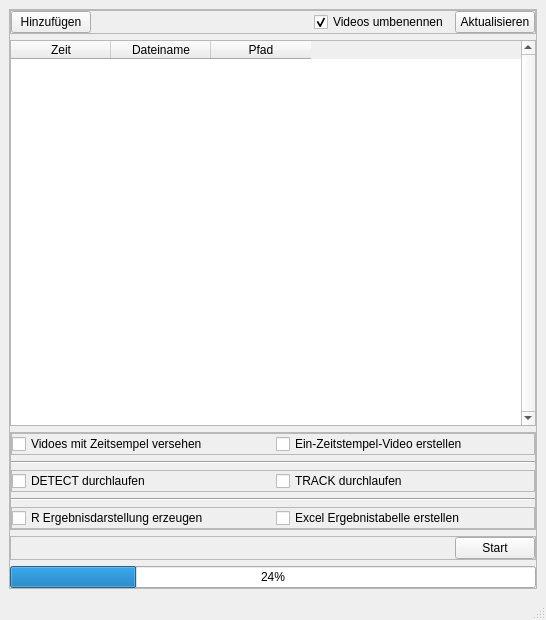
First picture: the form in Entwicklung/mainUi.ui, repository PetersLogistik/AddOn-OpenTrafficCam, before the edit.
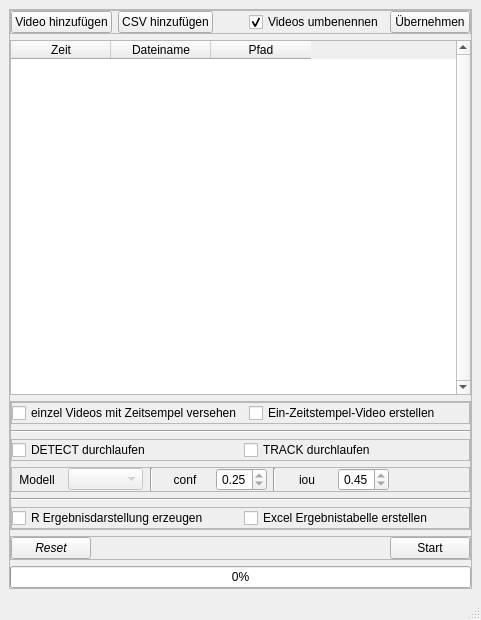
Second picture: the form after the edit. Icons and pictures are not drawn.

Commit message: modified:   Entwicklung/analyse_erfassung.py 	new file:   Entwicklung/main.cmd 	deleted:    Entwicklung/main.py 	modified:   Entwicklung/mainUi.ui 	modified:   Entwicklung/mainUi_ui.py 	new file:   Entwicklung/verarbeitung/video_verarbeitung.py 	modified:   scripts/rename.py

What changed in the file:
```diff
--- a/Entwicklung/mainUi.ui
+++ b/Entwicklung/mainUi.ui
@@ -6,7 +6,7 @@
    <rect>
     <x>0</x>
     <y>0</y>
-    <width>546</width>
+    <width>481</width>
     <height>620</height>
    </rect>
   </property>
@@ -79,7 +79,14 @@
           <item>
            <widget class="QPushButton" name="addButton">
             <property name="text">
-             <string notr="true">Hinzufügen</string>
+             <string notr="true">Video hinzufügen</string>
+            </property>
+           </widget>
+          </item>
+          <item>
+           <widget class="QPushButton" name="addCSVButton">
+            <property name="text">
+             <string notr="true">CSV hinzufügen</string>
             </property>
            </widget>
           </item>
@@ -90,7 +97,7 @@
             </property>
             <property name="sizeHint" stdset="0">
              <size>
-              <width>220</width>
+              <width>30</width>
               <height>20</height>
              </size>
             </property>
@@ -109,7 +116,7 @@
           <item>
            <widget class="QPushButton" name="reloadButton">
             <property name="text">
-             <string notr="true">Aktualisieren</string>
+             <string notr="true">Übernehmen</string>
             </property>
            </widget>
           </item>
@@ -162,6 +169,9 @@
           <enum>QFrame::Shadow::Raised</enum>
          </property>
          <layout class="QVBoxLayout" name="verticalLayout_3">
+          <property name="spacing">
+           <number>6</number>
+          </property>
           <property name="leftMargin">
            <number>0</number>
           </property>
@@ -198,7 +208,10 @@
              <item>
               <widget class="QCheckBox" name="vidoezeitBox">
                <property name="text">
-                <string notr="true">Vidoes mit Zeitsempel versehen</string>
+                <string notr="true">einzel Videos mit Zeitsempel versehen</string>
+               </property>
+               <property name="checkable">
+                <bool>false</bool>
                </property>
               </widget>
              </item>
@@ -207,6 +220,9 @@
                <property name="text">
                 <string notr="true">Ein-Zeitstempel-Video erstellen</string>
                </property>
+               <property name="checkable">
+                <bool>false</bool>
+               </property>
                <property name="checked">
                 <bool>false</bool>
                </property>
@@ -248,6 +264,9 @@
                <property name="text">
                 <string notr="true">DETECT durchlaufen</string>
                </property>
+               <property name="checkable">
+                <bool>false</bool>
+               </property>
               </widget>
              </item>
              <item>
@@ -255,11 +274,215 @@
                <property name="text">
                 <string notr="true">TRACK durchlaufen</string>
                </property>
+               <property name="checkable">
+                <bool>false</bool>
+               </property>
               </widget>
              </item>
             </layout>
            </widget>
           </item>
+          <item>
+           <widget class="QFrame" name="frame">
+            <property name="frameShape">
+             <enum>QFrame::Shape::StyledPanel</enum>
+            </property>
+            <property name="frameShadow">
+             <enum>QFrame::Shadow::Raised</enum>
+            </property>
+            <layout class="QHBoxLayout" name="horizontalLayout_4">
+             <property name="leftMargin">
+              <number>0</number>
+             </property>
+             <property name="topMargin">
+              <number>0</number>
+             </property>
+             <property name="rightMargin">
+              <number>0</number>
+             </property>
+             <property name="bottomMargin">
+              <number>0</number>
+             </property>
+             <item>
+              <widget class="QLabel" name="label">
+               <property name="minimumSize">
+                <size>
+                 <width>50</width>
+                 <height>0</height>
+                </size>
+               </property>
+               <property name="maximumSize">
+                <size>
+                 <width>50</width>
+                 <height>16777215</height>
+                </size>
+               </property>
+               <property name="text">
+                <string notr="true">Modell</string>
+               </property>
+               <property name="alignment">
+                <set>Qt::AlignmentFlag::AlignCenter</set>
+               </property>
+              </widget>
+             </item>
+             <item>
+              <widget class="QComboBox" name="modellBox">
+               <property name="enabled">
+                <bool>false</bool>
+               </property>
+               <property name="minimumSize">
+                <size>
+                 <width>75</width>
+                 <height>0</height>
+                </size>
+               </property>
+               <property name="maximumSize">
+                <size>
+                 <width>16777215</width>
+                 <height>16777215</height>
+                </size>
+               </property>
+               <property name="editable">
+                <bool>false</bool>
+               </property>
+              </widget>
+             </item>
+             <item>
+              <widget class="Line" name="line">
+               <property name="minimumSize">
+                <size>
+                 <width>5</width>
+                 <height>0</height>
+                </size>
+               </property>
+               <property name="orientation">
+                <enum>Qt::Orientation::Vertical</enum>
+               </property>
+              </widget>
+             </item>
+             <item>
+              <widget class="QLabel" name="label_2">
+               <property name="minimumSize">
+                <size>
+                 <width>50</width>
+                 <height>0</height>
+                </size>
+               </property>
+               <property name="maximumSize">
+                <size>
+                 <width>50</width>
+                 <height>16777215</height>
+                </size>
+               </property>
+               <property name="text">
+                <string notr="true">conf</string>
+               </property>
+               <property name="alignment">
+                <set>Qt::AlignmentFlag::AlignCenter</set>
+               </property>
+              </widget>
+             </item>
+             <item>
+              <widget class="QDoubleSpinBox" name="confSpinBox">
+               <property name="enabled">
+                <bool>true</bool>
+               </property>
+               <property name="maximumSize">
+                <size>
+                 <width>60</width>
+                 <height>16777215</height>
+                </size>
+               </property>
+               <property name="alignment">
+                <set>Qt::AlignmentFlag::AlignCenter</set>
+               </property>
+               <property name="readOnly">
+                <bool>true</bool>
+               </property>
+               <property name="maximum">
+                <double>1.000000000000000</double>
+               </property>
+               <property name="singleStep">
+                <double>0.010000000000000</double>
+               </property>
+               <property name="value">
+                <double>0.250000000000000</double>
+               </property>
+              </widget>
+             </item>
+             <item>
+              <widget class="Line" name="line_3">
+               <property name="orientation">
+                <enum>Qt::Orientation::Vertical</enum>
+               </property>
+              </widget>
+             </item>
+             <item>
+              <widget class="QLabel" name="label_3">
+               <property name="minimumSize">
+                <size>
+                 <width>50</width>
+                 <height>0</height>
+                </size>
+               </property>
+               <property name="maximumSize">
+                <size>
+                 <width>50</width>
+                 <height>16777215</height>
+                </size>
+               </property>
+               <property name="text">
+                <string notr="true">iou</string>
+               </property>
+               <property name="alignment">
+                <set>Qt::AlignmentFlag::AlignCenter</set>
+               </property>
+              </widget>
+             </item>
+             <item>
+              <widget class="QDoubleSpinBox" name="iouSpinBox">
+               <property name="enabled">
+                <bool>true</bool>
+               </property>
+               <property name="maximumSize">
+                <size>
+                 <width>60</width>
+                 <height>16777215</height>
+                </size>
+               </property>
+               <property name="alignment">
+                <set>Qt::AlignmentFlag::AlignCenter</set>
+               </property>
+               <property name="readOnly">
+                <bool>true</bool>
+               </property>
+               <property name="maximum">
+                <double>1.000000000000000</double>
+               </property>
+               <property name="singleStep">
+                <double>0.010000000000000</double>
+               </property>
+               <property name="value">
+                <double>0.450000000000000</double>
+               </property>
+              </widget>
+             </item>
+             <item>
+              <spacer name="horizontalSpacer_2">
+               <property name="orientation">
+                <enum>Qt::Orientation::Horizontal</enum>
+               </property>
+               <property name="sizeHint" stdset="0">
+                <size>
+                 <width>40</width>
+                 <height>20</height>
+                </size>
+               </property>
+              </spacer>
+             </item>
+            </layout>
+           </widget>
+          </item>
           <item>
            <widget class="Line" name="line_2">
             <property name="orientation">
@@ -293,6 +516,9 @@
                <property name="text">
                 <string notr="true">R Ergebnisdarstellung erzeugen</string>
                </property>
+               <property name="checkable">
+                <bool>false</bool>
+               </property>
               </widget>
              </item>
              <item>
@@ -300,6 +526,9 @@
                <property name="text">
                 <string notr="true">Excel Ergebnistabelle erstellen</string>
                </property>
+               <property name="checkable">
+                <bool>false</bool>
+               </property>
               </widget>
              </item>
             </layout>
@@ -332,6 +561,21 @@
           <property name="bottomMargin">
            <number>0</number>
           </property>
+          <item>
+           <widget class="QPushButton" name="resetButton">
+            <property name="font">
+             <font>
+              <italic>true</italic>
+             </font>
+            </property>
+            <property name="autoFillBackground">
+             <bool>false</bool>
+            </property>
+            <property name="text">
+             <string notr="true">Reset</string>
+            </property>
+           </widget>
+          </item>
           <item>
            <spacer name="horizontalSpacer_3">
             <property name="orientation">
@@ -339,7 +583,7 @@
             </property>
             <property name="sizeHint" stdset="0">
              <size>
-              <width>446</width>
+              <width>306</width>
               <height>20</height>
              </size>
             </property>
@@ -350,6 +594,9 @@
             <property name="text">
              <string notr="true">Start</string>
             </property>
+            <property name="checkable">
+             <bool>false</bool>
+            </property>
            </widget>
           </item>
          </layout>
@@ -358,7 +605,10 @@
        <item>
         <widget class="QProgressBar" name="progressBar">
          <property name="value">
-          <number>24</number>
+          <number>0</number>
+         </property>
+         <property name="format">
+          <string notr="true">%p%</string>
          </property>
         </widget>
        </item>
```
The commit also changes 6 other files.
